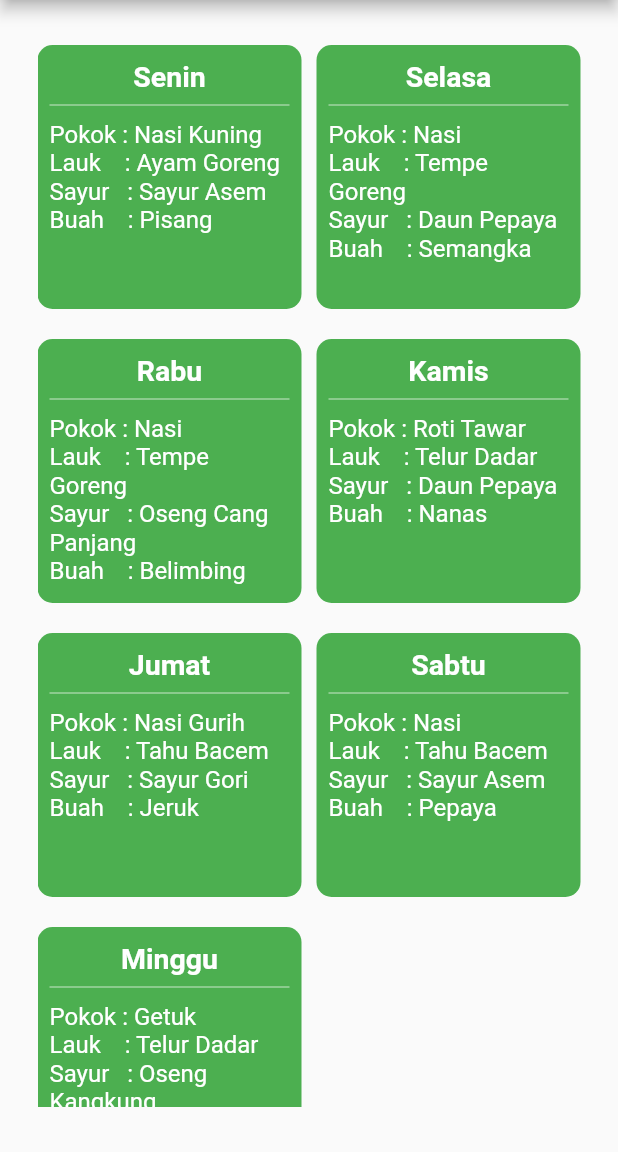
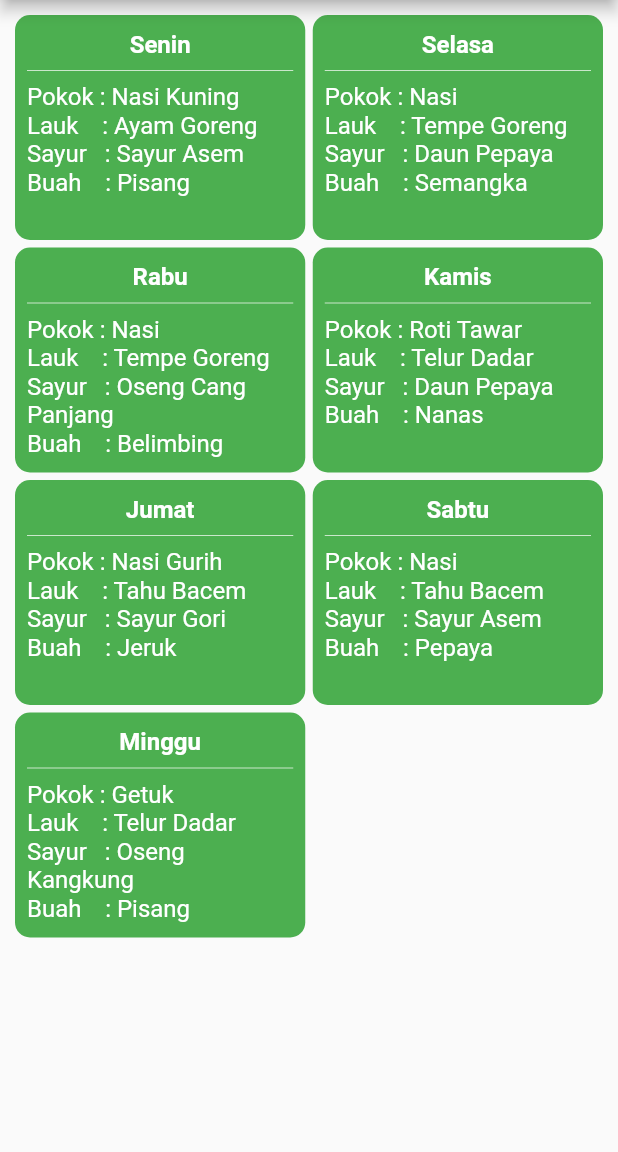
Before and after one commit to arhifisyant/FoodBalancer, a Flutter app: the screen it shows after launch, on a phone screen of 412 x 824 dp, the part 84-1236 px from its top. Run offline on Flutter 3.47's test engine with Material 2 defaults, Android fonts, the phone set to English and light mode, and no system bars; our stand-ins replace get, sqflite; missing offline and left inert: advance_pdf_viewer; accounts and stored records are empty.

Commit message:
Food Daily Page re-arrange interface.

```diff
--- a/lib/ui/foodcategory/food_category_page.dart
+++ b/lib/ui/foodcategory/food_category_page.dart
@@ -26,6 +26,7 @@ class FoodCategoryPage extends StatelessWidget {
               final args1 = _getData()[index].screenType;
               final args2 = _getData()[index].label;
               print("category is $args1");
+              print("label is $args2");
               //Get.to(FoodEditorPage(),arguments: cat);
               Get.to(() => FoodEditorPage(), arguments: [args1, args2]);
             }, icon: _getData()[index].icon, label: Text(_getData()[index].label),
--- a/lib/ui/foodweekly/food_weekly_controller.dart
+++ b/lib/ui/foodweekly/food_weekly_controller.dart
@@ -5,8 +5,6 @@ import 'package:get/get.dart';
 //import 'package:sqflite/sqlite_api.dart';
 
 class WeeklyFoodController extends GetxController {
-
-  static const DAY_IN_A_WEEK = 7;
 
   var task = List<FoodDailyModel>.empty().obs;
   set postTask(List<FoodDailyModel> data) => task.value = data;
@@ -18,7 +16,7 @@ class WeeklyFoodController extends GetxController {
     super.onInit();
   }
 
-  _getData() { // _private, enggak pake uincerscore public
+  _getData() { // kalau pake underscore, artinya methodnya provate, enggak pake uincerscore public
     DbHelper.instances.tbDailyFoodTransaction.queryAll()
     .then((value) => value.map((e) => FoodDailyModel(id: e['id'], mainFood: e['mainFood'], sideDish: e['sideDish'], vegetable: e['vegetable'], fruit: e['fruit'])).toList())
     .then((value) {
@@ -26,7 +24,4 @@ class WeeklyFoodController extends GetxController {
     });
   }
 
-  List<FoodDailyModel> _createDefaultData() {
-    return List.filled(DAY_IN_A_WEEK, FoodDailyModel() );
-  }
 }
--- a/lib/ui/foodweekly/food_weekly_page.dart
+++ b/lib/ui/foodweekly/food_weekly_page.dart
@@ -24,7 +24,7 @@ class MainPageState extends State<WeeklyFoodPage> {
     "Minggu"
   ];
 
-  _titleTxtStyle() => TextStyle(fontSize: 19, color: Colors.white, fontWeight: FontWeight.bold,);
+  _titleTxtStyle() => TextStyle(fontSize: 16, color: Colors.white, fontWeight: FontWeight.bold,);
   _descTxtStyle() => TextStyle(fontSize: 16, color: Colors.white,);
   @override
   Widget build(BuildContext context) {
@@ -36,22 +36,26 @@ class MainPageState extends State<WeeklyFoodPage> {
         //centerTitle: true,
       ),
       body: Container(
-        margin: const EdgeInsets.symmetric(horizontal: 25, vertical: 30),
+        margin: const EdgeInsets.symmetric(horizontal: 10, vertical: 10),
         child: Column(
           children: [
             Expanded(
                 child: Obx(()=> GridView.builder(
                   gridDelegate: const SliverGridDelegateWithFixedCrossAxisCount(
                       crossAxisCount: 2,
-                      crossAxisSpacing: 10,
-                      mainAxisSpacing: 20
+                      crossAxisSpacing: 5,
+                      mainAxisSpacing: 5,
+                      childAspectRatio: 1,
+                      mainAxisExtent: 150,
                   ),
                   itemBuilder: (context, index) => Material(
                       color: Colors.green,
                       borderRadius: const BorderRadius.all(Radius.circular(10)),
                       child: InkWell(
                         onTap: () {
-                          Get.to(() => FoodDailyPage(), arguments: _taskController.getTask[index]); //pakailah syntax ini karena lebih baik daripada
+                          final args1 = _taskController.getTask[index];
+                          final args2 = _addDayofName()[index];
+                          Get.to(() => FoodDailyPage(), arguments: [args1,args2]); //pakailah syntax ini karena lebih baik daripada
                           //Get.to(FoodDailyPage(), arguments: _taskController.getTask[index]); //sintak yang ini
                         },
                         child: Container(
@@ -67,7 +71,7 @@ class MainPageState extends State<WeeklyFoodPage> {
                                 ),
                                 //  Text("\n"),
                                 Divider(color: Colors.white70),
-                                SizedBox(height: 2.0),
+                                //SizedBox(height: 2.0),
                                 Text("Pokok : " + _taskController.getTask[index].mainFood!, style: _descTxtStyle(),),
                                 Text("Lauk    : " + _taskController.getTask[index].sideDish!, style: _descTxtStyle()),
                                 Text("Sayur   : " + _taskController.getTask[index].vegetable!, style: _descTxtStyle()),
```
Also changed, not shown: lib/ui/fooddaily/food_daily_page.dart (+57 -10 lines), lib/ui/foodeditor/food_editor_controller.dart (+3 -5 lines).
